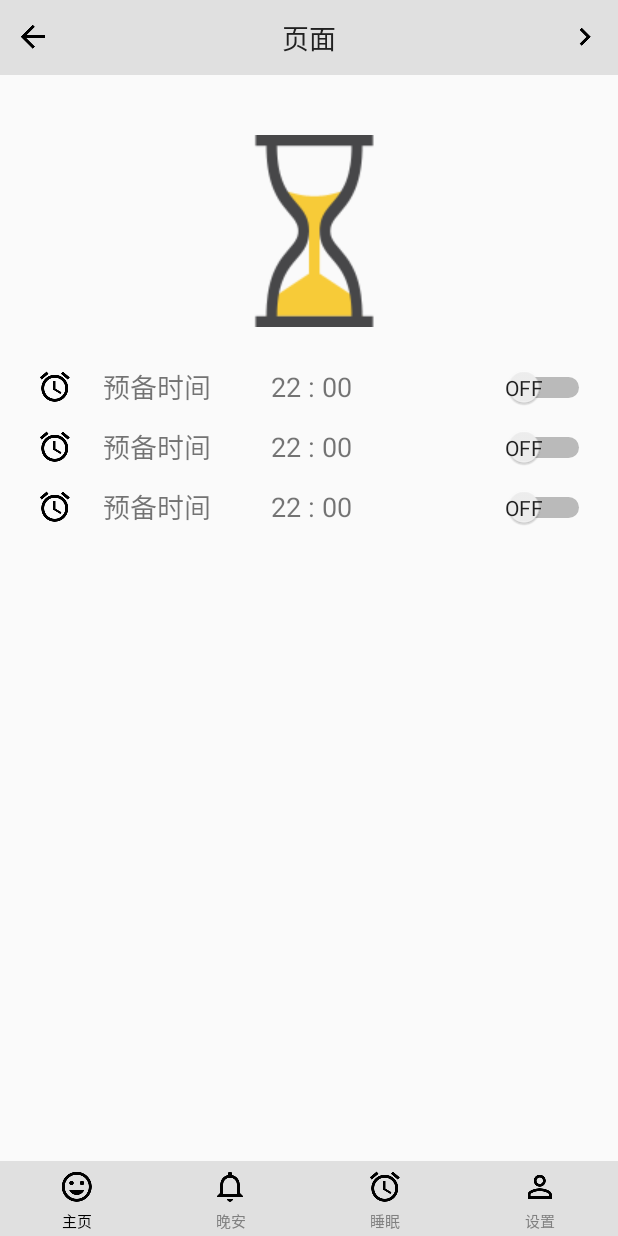
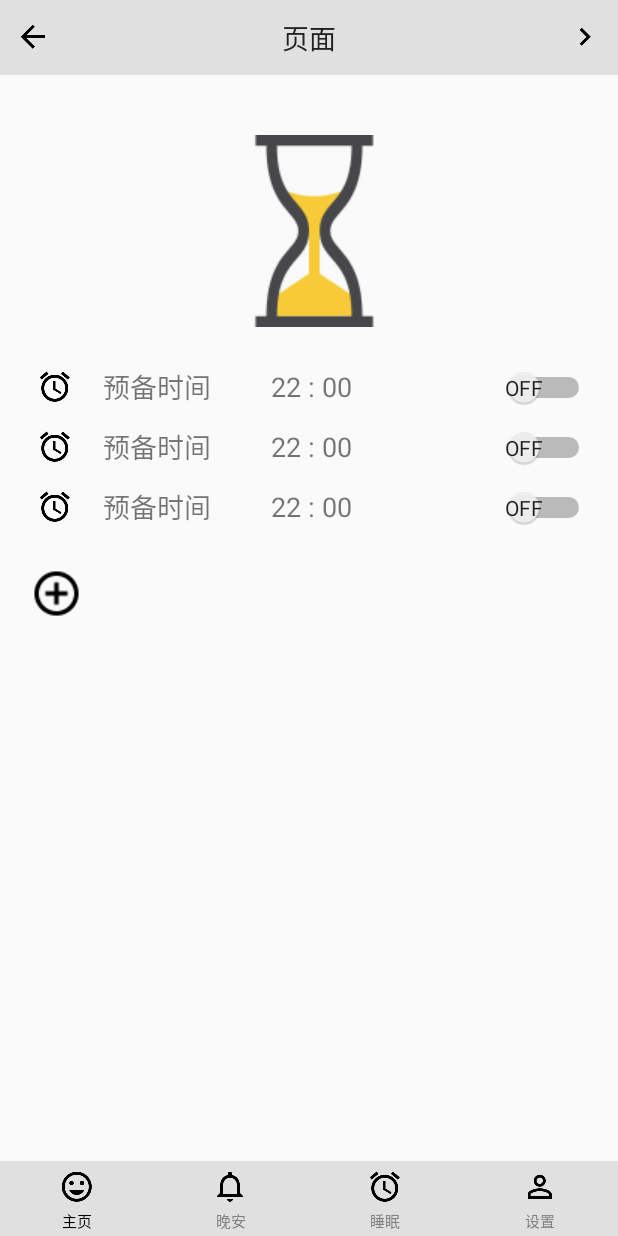
Before and after one commit to Jerry-Yin/GoodNight, an Android app: the screen it shows after launch (HiMainActivity), on a phone screen of 412 x 824 dp. Run offline under Robolectric (Android 15) with nearby library versions, the light colour scheme and no system bars.

Commit message:
添加了主页面的add按钮

```diff
--- a/app/src/main/java/com/hdu/team/hiwanan/fragments/HiHomePageFragment.java
+++ b/app/src/main/java/com/hdu/team/hiwanan/fragments/HiHomePageFragment.java
@@ -1,41 +1,68 @@
 package com.hdu.team.hiwanan.fragments;
 
+import android.app.Activity;
 import android.app.Fragment;
+import android.content.Intent;
 import android.os.Bundle;
+
 import android.support.annotation.Nullable;
-import android.support.v4.view.ViewPager;
 import android.view.LayoutInflater;
 import android.view.View;
 import android.view.ViewGroup;
+import android.widget.ImageButton;
 
 import com.hdu.team.hiwanan.R;
 
 /**
  * Created by JerryYin on 11/3/15.
  */
-public class HiHomePageFragment extends Fragment implements ViewPager.OnPageChangeListener {
+public class HiHomePageFragment extends Fragment implements View.OnClickListener {
 
+    /**Constants*/
+    private View mContentView;
+    private Activity mSelf;
 
+    /**View*/
+    private ImageButton mbtnAddClock;
+
+    public Activity getmSelf(){
+        return mSelf;
+    }
 
     @Nullable
     @Override
     public View onCreateView(LayoutInflater inflater, ViewGroup container, Bundle savedInstanceState) {
-//        return super.onCreateView(inflater, container, savedInstanceState);
-        return inflater.inflate(R.layout.layout_home_page, container, false);
+        if (null != mContentView){
+            ViewGroup vg = (ViewGroup) mContentView.getParent();
+            if (null != vg){
+                vg.removeView(mContentView);
+            }
+        }else {
+            mContentView = inflater.inflate(R.layout.layout_home_page, container, false);
+            mSelf = getmSelf();
+            setupViews();
+        }
+        return mContentView;
     }
 
-    @Override
-    public void onPageScrolled(int i, float v, int i1) {
+
+    private void setupViews() {
+        mbtnAddClock = (ImageButton) mContentView.findViewById(R.id.btn_add_clock);
+        mbtnAddClock.setOnClickListener(this);
 
     }
 
+
     @Override
-    public void onPageSelected(int i) {
+    public void onClick(View v) {
+        switch (v.getId()){
+            case R.id.btn_add_clock:
 
+                break;
+
+            default:
+                break;
+        }
     }
 
-    @Override
-    public void onPageScrollStateChanged(int i) {
-
-    }
 }
--- /dev/null
+++ b/app/src/main/res/drawable/btn_add.xml
@@ -0,0 +1,6 @@
+<?xml version="1.0" encoding="utf-8"?>
+<selector xmlns:android="http://schemas.android.com/apk/res/android">
+
+    <item android:drawable="@drawable/btn_add_normal" android:state_pressed="false"/>
+    <item android:drawable="@drawable/btn_add_pressed" android:state_pressed="true"/>
+</selector>
--- a/app/src/main/res/layout/layout_home_page.xml
+++ b/app/src/main/res/layout/layout_home_page.xml
@@ -13,30 +13,29 @@
         android:paddingTop="20dp"
         android:src="@drawable/shalou" />
 
+    <LinearLayout
+        android:id="@+id/sleep_time_layout"
+        android:layout_width="match_parent"
+        android:layout_height="wrap_content"
+        android:orientation="vertical">
         <include
             android:id="@+id/item_1"
-        layout="@layout/item_sleep_time"
-        android:layout_width="wrap_content"
-        android:layout_height="40dp"
-        android:layout_gravity="center_horizontal"
-        android:layout_marginLeft="20dp"
-        android:layout_marginRight="10dp" />
+            style="@style/SleepTime"
+            layout="@layout/item_sleep_time" />
 
         <include
             android:id="@+id/item_2"
             layout="@layout/item_sleep_time"
-        android:layout_width="wrap_content"
-        android:layout_height="40dp"
-        android:layout_gravity="center_horizontal"
-        android:layout_marginLeft="20dp"
-        android:layout_marginRight="10dp" />
+            style="@style/SleepTime" />
 
         <include
             android:id="@+id/item_3"
             layout="@layout/item_sleep_time"
-        android:layout_width="wrap_content"
-        android:layout_height="40dp"
-        android:layout_gravity="center_horizontal"
-        android:layout_marginLeft="20dp"
-        android:layout_marginRight="10dp" />
+            style="@style/SleepTime" />
     </LinearLayout>
+
+
+    <ImageButton
+        android:id="@+id/btn_add_clock"
+        style="@style/BtnAdd" />
+</LinearLayout>
--- a/app/src/main/res/values/styles.xml
+++ b/app/src/main/res/values/styles.xml
@@ -5,4 +5,19 @@
         <!-- Customize your theme here. -->
     </style>
 
+    <style name="SleepTime">
+        <item name="android:layout_width">wrap_content</item>
+        <item name="android:layout_height">40dp</item>
+        <item name="android:layout_gravity">center_horizontal</item>
+        <item name="android:layout_marginLeft">20dp</item>
+        <item name="android:layout_marginRight">10dp</item>
+    </style>
+
+    <style name="BtnAdd">
+        <item name="android:layout_width">35dp</item>
+        <item name="android:layout_height">35dp</item>
+        <item name="android:layout_marginTop">20dp</item>
+        <item name="android:layout_marginLeft">20dp</item>
+        <item name="android:background">@drawable/btn_add</item>
+    </style>
 </resources>
```
Also changed, not shown: app/src/main/res/drawable-hdpi/btn_add_normal.png (added), app/src/main/res/drawable-hdpi/btn_add_pressed.png (added), app/src/main/res/drawable-mdpi/btn_add_normal.png (added), app/src/main/res/drawable-mdpi/btn_add_pressed.png (added), app/src/main/res/drawable-xhdpi/btn_add_normal.png (added), app/src/main/res/drawable-xhdpi/btn_add_pressed.png (added), app/src/main/res/drawable-xxhdpi/btn_add_normal.png (added), app/src/main/res/drawable-xxhdpi/btn_add_pressed.png (added). Lines whose indentation alone changed are shown as unchanged.
